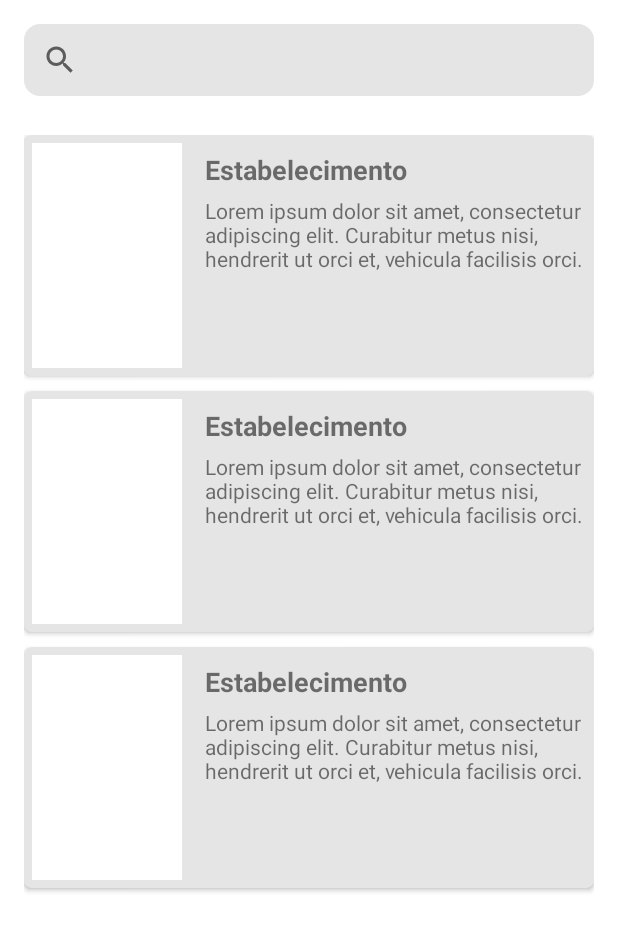
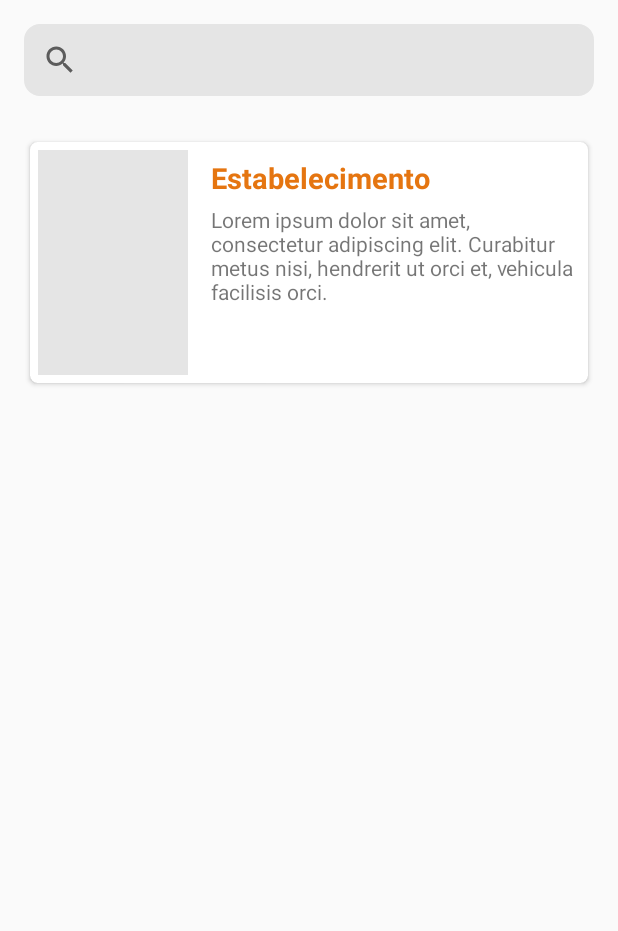
Before and after one commit to randerson3301/popsoda-drink-mobile, an Android app: the EstabelcimentosActivity screen opened directly, with no data from a screen before it, on a phone screen of 412 x 824 dp. Shown: the top 931 px of the screen. Run offline under Robolectric (Android 15) with nearby library versions, the phone set to English and light mode, and no system bars.

Commit message:
Ajuste Layout

```diff
--- a/app/src/main/res/drawable/botao.xml
+++ b/app/src/main/res/drawable/botao.xml
@@ -4,21 +4,21 @@
     <item android:state_pressed="true" >
         <shape android:shape="rectangle"  >
             <corners android:radius="10dip" />
-            <stroke android:width="1dip" android:color="#e57510" />
+            <stroke android:color="#e57510" />
             <gradient android:angle="-90" android:startColor="#e57510" android:endColor="#e57510"  />
         </shape>
     </item>
     <item android:state_focused="true">
         <shape android:shape="rectangle"  >
             <corners android:radius="10dip" />
-            <stroke android:width="1dip" android:color="#e57510" />
+            <stroke android:color="#e57510" />
             <solid android:color="#e57510"/>
         </shape>
     </item>
     <item >
         <shape android:shape="rectangle"  >
             <corners android:radius="10dip" />
-            <stroke android:width="1dip" android:color="#e57510" />
+            <stroke android:color="#e57510" />
             <gradient android:angle="-90" android:startColor="#e57510" android:endColor="#e57510" />
         </shape>
     </item>
--- a/app/src/main/res/layout/activity_estabelcimentos.xml
+++ b/app/src/main/res/layout/activity_estabelcimentos.xml
@@ -5,7 +5,6 @@
     android:layout_width="match_parent"
     android:layout_height="match_parent"
     tools:context=".EstabelcimentosActivity"
-    android:background="#fff"
     android:orientation="vertical">
 
     <SearchView
@@ -35,7 +34,8 @@
                 android:layout_width="match_parent"
                 android:layout_height="wrap_content"
                 card_view:cardCornerRadius="5dp"
-                app:cardBackgroundColor="#e5e5e5"
+                app:cardBackgroundColor="#fff"
+                app:cardUseCompatPadding="true"
                 >
 
                 <LinearLayout
@@ -49,7 +49,7 @@
                         android:layout_height="150dp"
                         android:layout_marginRight="15dp"
                         android:layout_gravity="center_vertical"
-                        android:background="#fff"
+                        android:background="#e5e5e5"
                         />
 
                     <LinearLayout
@@ -65,107 +65,8 @@
                             android:layout_height="wrap_content"
                             android:text="Estabelecimento"
                             android:textStyle="bold"
-                            android:textSize="18sp"
-                            />
-
-                        <TextView
-                            android:layout_width="wrap_content"
-                            android:layout_height="wrap_content"
-                            android:layout_marginTop="5dp"
-                            android:text="Lorem ipsum dolor sit amet, consectetur adipiscing elit. Curabitur metus nisi, hendrerit ut orci et, vehicula facilisis orci."/>
-
-                    </LinearLayout>
-
-                </LinearLayout>
-
-            </android.support.v7.widget.CardView>
-
-            <android.support.v7.widget.CardView
-                xmlns:card_view="http://schemas.android.com/apk/res-auto"
-                android:layout_width="match_parent"
-                android:layout_height="wrap_content"
-                card_view:cardCornerRadius="5dp"
-                android:layout_marginTop="10dp"
-                app:cardBackgroundColor="#e5e5e5">
-
-                <LinearLayout
-                    android:layout_width="match_parent"
-                    android:layout_height="wrap_content"
-                    android:orientation="horizontal"
-                    android:padding="5dp">
-
-                    <ImageView
-                        android:layout_width="100dp"
-                        android:layout_height="150dp"
-                        android:layout_marginRight="15dp"
-                        android:layout_gravity="center_vertical"
-                        android:background="#fff"
-                        />
-
-                    <LinearLayout
-                        android:layout_width="0dp"
-                        android:layout_weight="1"
-                        android:layout_height="wrap_content"
-                        android:orientation="vertical"
-                        android:paddingTop="5dp"
-                        >
-
-                        <TextView
-                            android:layout_width="wrap_content"
-                            android:layout_height="wrap_content"
-                            android:text="Estabelecimento"
-                            android:textStyle="bold"
-                            android:textSize="18sp"
-                            />
-
-                        <TextView
-                            android:layout_width="wrap_content"
-                            android:layout_height="wrap_content"
-                            android:layout_marginTop="5dp"
-                            android:text="Lorem ipsum dolor sit amet, consectetur adipiscing elit. Curabitur metus nisi, hendrerit ut orci et, vehicula facilisis orci."/>
-
-                    </LinearLayout>
-
-                </LinearLayout>
-
-            </android.support.v7.widget.CardView>
-
-            <android.support.v7.widget.CardView
-                xmlns:card_view="http://schemas.android.com/apk/res-auto"
-                android:layout_width="match_parent"
-                android:layout_height="wrap_content"
-                card_view:cardCornerRadius="5dp"
-                android:layout_marginTop="10dp"
-                app:cardBackgroundColor="#e5e5e5">
-
-                <LinearLayout
-                    android:layout_width="match_parent"
-                    android:layout_height="wrap_content"
-                    android:orientation="horizontal"
-                    android:padding="5dp">
-
-                    <ImageView
-                        android:layout_width="100dp"
-                        android:layout_height="150dp"
-                        android:layout_marginRight="15dp"
-                        android:layout_gravity="center_vertical"
-                        android:background="#fff"
-                        />
-
-                    <LinearLayout
-                        android:layout_width="0dp"
-                        android:layout_weight="1"
-                        android:layout_height="wrap_content"
-                        android:orientation="vertical"
-                        android:paddingTop="5dp"
-                        >
-
-                        <TextView
-                            android:layout_width="wrap_content"
-                            android:layout_height="wrap_content"
-                            android:text="Estabelecimento"
-                            android:textStyle="bold"
-                            android:textSize="18sp"
+                            android:textSize="19sp"
+                            android:textColor="#e57510"
                             />
 
                         <TextView
```
Also changed, not shown: app/src/main/AndroidManifest.xml (+8 -6 lines), app/src/main/res/layout/activity_brindes.xml (+42 -34 lines), app/src/main/res/layout/activity_perfil.xml (+16 -4 lines), app/src/main/res/drawable/editar.png (added).
